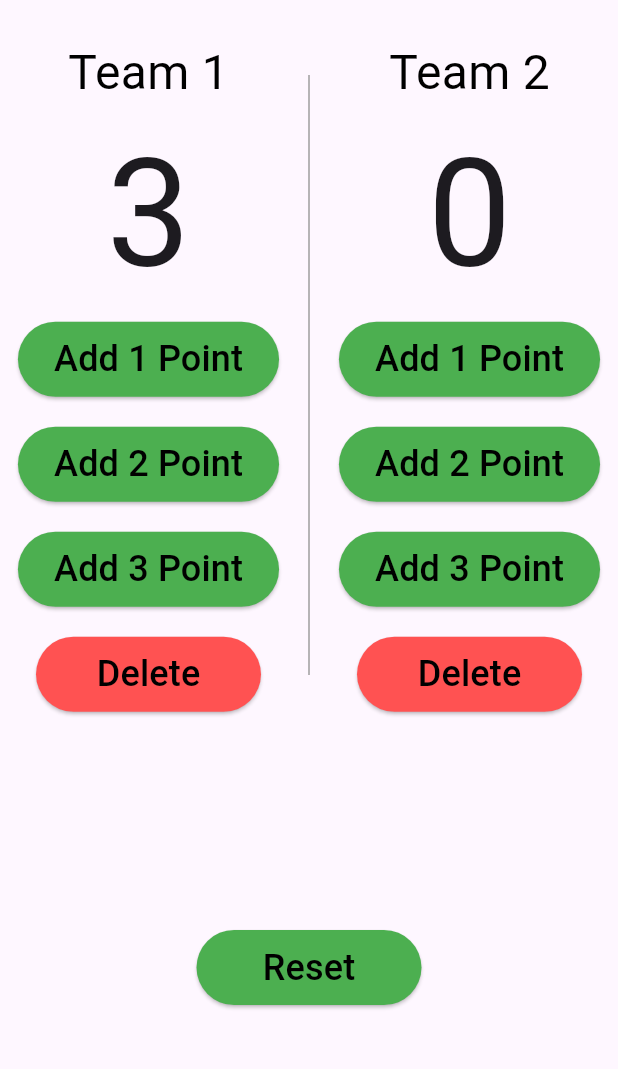
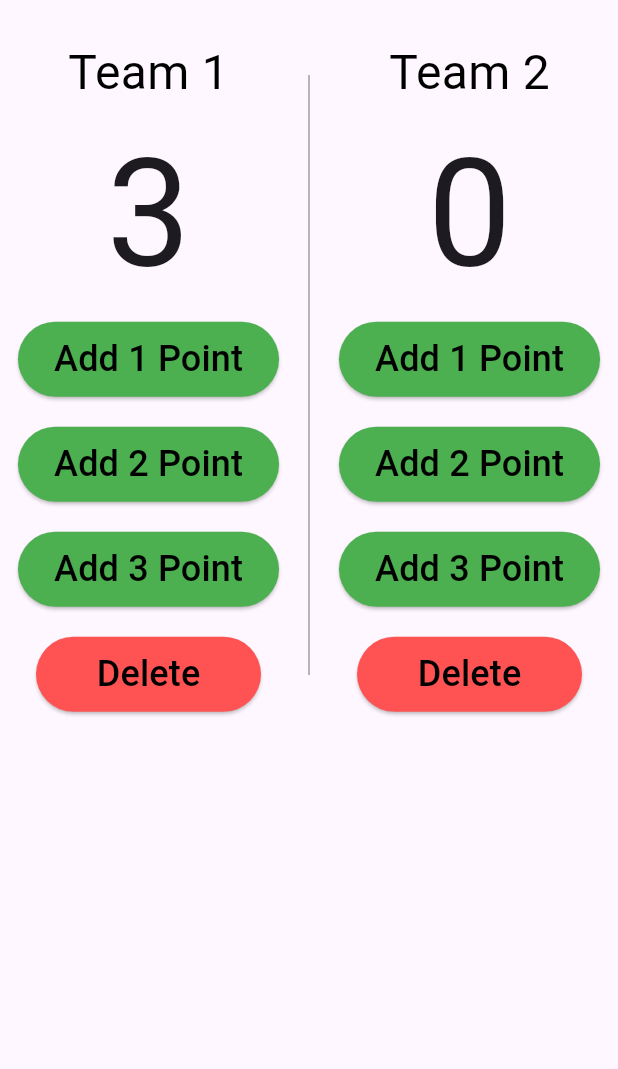
Before and after one commit to Ahmedanwar10/Points-Counter, a Flutter app: the screen it shows after launch, after a tap on "Add 1 Point", after a tap on "Add 2 Point", on a phone screen of 412 x 824 dp, the part 84-1153 px from its top. Run offline on Flutter 3.47's test engine with Material 3 defaults, Android fonts, the phone set to English and light mode, and no system bars; our stand-ins replace flutter_bloc.

```diff
--- /dev/null
+++ b/lib/cubit/counter_cubit.dart
@@ -0,0 +1,32 @@
+import 'package:flutter_bloc/flutter_bloc.dart';
+import 'package:points_counter/cubit/counter_state.dart';
+
+class CounterCubit extends Cubit<CounterIncrementState>{
+  CounterCubit() : super(CounterAIncrementState());
+
+  int teamAPoints = 0;
+  int teamBPoints = 0;
+  int Delete = 0;
+// ignore: non_constant_identifier_names
+void TeamAIncrement({required String team,required int buttonNumber}){
+ if(team=='A'){
+   teamAPoints+= buttonNumber;
+  emit(CounterAIncrementState());
+ }else{
+  teamBPoints+= buttonNumber;
+  emit(CounterBIncrementState());}
+
+}
+
+
+  void delete({required String team,required int buttonNumbe}) {
+
+      if (team == 1 && teamAPoints > 0) {
+        teamAPoints=-buttonNumbe;
+        emit(CounterAIncrementState());
+      } else if (team == 2 && teamBPoints > 0) {
+        teamBPoints--;
+         emit(CounterBIncrementState());
+      }
+    }
+  }
--- /dev/null
+++ b/lib/cubit/counter_state.dart
@@ -0,0 +1,10 @@
+class CounterIncrementState{
+
+}
+class CounterAIncrementState extends CounterIncrementState{
+
+}
+
+class CounterBIncrementState extends CounterIncrementState{
+
+}
--- a/lib/main.dart
+++ b/lib/main.dart
@@ -1,4 +1,6 @@
 import 'package:flutter/material.dart';
+import 'package:flutter_bloc/flutter_bloc.dart';
+import 'package:points_counter/cubit/counter_cubit.dart';
 import 'package:points_counter/model.dart';
 
 void main() {
@@ -11,10 +13,12 @@ class MyApp extends StatelessWidget {
   // This widget is the root of your application.
   @override
   Widget build(BuildContext context) {
-    return const MaterialApp(
-      debugShowCheckedModeBanner: false,
-
-      home: Model(),
+    return BlocProvider(
+      create: (context) => CounterCubit(),
+      child: MaterialApp(
+        debugShowCheckedModeBanner: false,
+        home: Model(),
+      ),
     );
   }
 }
--- a/lib/model.dart
+++ b/lib/model.dart
@@ -1,36 +1,16 @@
 import 'package:flutter/material.dart';
+import 'package:flutter_bloc/flutter_bloc.dart';
+import 'package:points_counter/cubit/counter_cubit.dart';
+import 'package:points_counter/cubit/counter_state.dart';
 
-class Model extends StatefulWidget {
-  const Model({Key? key}) : super(key: key);
 
-  @override
-  State<Model> createState() => _ModelState();
-}
-
-class _ModelState extends State<Model> {
-  int team1Points = 0;
-  int team2Points = 0;
-
-  void reset() {
-    setState(() {
-      team1Points = 0;
-      team2Points = 0;
-    });
-  }
-  void subtractPoint(int team) {
-    setState(() {
-      if (team == 1 && team1Points > 0) {
-        team1Points--;
-      } else if (team == 2 && team2Points > 0) {
-        team2Points--;
-      }
-    });
-  }
-
+class Model extends StatelessWidget {
 
   @override
   Widget build(BuildContext context) {
-    return Scaffold(
+    return BlocConsumer<CounterCubit,CounterIncrementState>(builder: (contextn,state)
+    {
+      return Scaffold(
       appBar: AppBar(
         centerTitle: true,
         backgroundColor: Colors.green,
@@ -59,7 +39,7 @@ class _ModelState extends State<Model> {
                     ),
                   ),
                   Text(
-                    '$team1Points',
+                    "${BlocProvider.of<CounterCubit>(context).teamAPoints}",
                     style: const TextStyle(
                       fontSize: 100,
                     ),
@@ -70,9 +50,8 @@ class _ModelState extends State<Model> {
                       minimumSize: const Size(150, 50),
                     ),
                     onPressed: () {
-                      setState(() {
-                        team1Points++;
-                      });
+                    BlocProvider.of<CounterCubit>(context).
+                    TeamAIncrement(team: "A", buttonNumber: 1);
                     },
                     child: const Text(
                       "Add 1 Point",
@@ -86,9 +65,8 @@ class _ModelState extends State<Model> {
                       minimumSize: const Size(150, 50),
                     ),
                     onPressed: () {
-                      setState(() {
-                        team1Points+=2;
-                      });
+                  BlocProvider.of<CounterCubit>(context).
+                    TeamAIncrement(team: "A", buttonNumber: 2);
                     },
                     child: const Text(
                       "Add 2 Point",
@@ -102,9 +80,8 @@ class _ModelState extends State<Model> {
                       minimumSize: const Size(150, 50),
                     ),
                     onPressed: () {
-                      setState(() {
-                        team1Points+=3;
-                      });
+                    BlocProvider.of<CounterCubit>(context).
+                    TeamAIncrement(team: "A", buttonNumber:3);
                     },
                     child: const Text(
                       "Add 3 Point",
@@ -118,7 +95,8 @@ class _ModelState extends State<Model> {
                       minimumSize: const Size(150, 50),
                     ),
                     onPressed: () {
-                      subtractPoint(1);
+                      BlocProvider.of<CounterCubit>(context).
+                    delete(team: "A", buttonNumbe:0);
                     },
                     child: const Text(
                       "Delete",
@@ -148,7 +126,7 @@ class _ModelState extends State<Model> {
                     ),
                   ),
                   Text(
-                    '$team2Points',
+                    "${BlocProvider.of<CounterCubit>(context).teamBPoints}",
                     style: const TextStyle(
                       fontSize: 100,
                     ),
@@ -159,9 +137,8 @@ class _ModelState extends State<Model> {
                       minimumSize: const Size(150, 50),
                     ),
                     onPressed: () {
-                      setState(() {
-                        team2Points++;
-                      });
+                    BlocProvider.of<CounterCubit>(context).
+                    TeamAIncrement(team: "B", buttonNumber: 1);
                     },
                     child: const Text(
                       "Add 1 Point",
@@ -175,9 +152,8 @@ class _ModelState extends State<Model> {
                       minimumSize: const Size(150, 50),
                     ),
                     onPressed: () {
-                      setState(() {
-                        team2Points+=2;
-                      });
+                     BlocProvider.of<CounterCubit>(context).
+                    TeamAIncrement(team: "B", buttonNumber: 2);
                     },
                     child: const Text(
                       "Add 2 Point",
@@ -191,9 +167,8 @@ class _ModelState extends State<Model> {
                       minimumSize: const Size(150, 50),
                     ),
                     onPressed: () {
-                      setState(() {
-                        team2Points+=3;
-                      });
+                    BlocProvider.of<CounterCubit>(context).
+                    TeamAIncrement(team: "B", buttonNumber: 3);
                     },
                     child: const Text(
                       "Add 3 Point",
@@ -207,7 +182,8 @@ class _ModelState extends State<Model> {
                       minimumSize: const Size(150, 50),
                     ),
                     onPressed: () {
-                      subtractPoint(2); // Subtract point for Team 1
+                      BlocProvider.of<CounterCubit>(context).
+                    delete(team: "B", buttonNumbe: 0); // Subtract point for Team 1
                     },
                     child: const Text(
                       "Delete",
@@ -220,25 +196,16 @@ class _ModelState extends State<Model> {
 
             ],
           ),
-          const SizedBox(height: 120,),
-          Row(
-            mainAxisAlignment: MainAxisAlignment.center,
-            children: [
-              ElevatedButton(
-                style: ElevatedButton.styleFrom(
-                  backgroundColor: Colors.green,
-                  minimumSize: const Size(150, 50),
-                ),
-                onPressed: reset, // Call reset function on press
-                child: const Text(
-                  "Reset",
-                  style: TextStyle(color: Colors.black, fontSize: 24),
-                ),
-              ),
-            ],
-          ),
+
         ],
       ),
     );
+    }
+    , listener: (context,state){
+    if(state is CounterAIncrementState){
+    }else{
+    }
+    }
+      );
   }
 }
--- a/pubspec.yaml
+++ b/pubspec.yaml
@@ -35,6 +35,7 @@ dependencies:
   # The following adds the Cupertino Icons font to your application.
   # Use with the CupertinoIcons class for iOS style icons.
   cupertino_icons: ^1.0.2
+  flutter_bloc: ^9.0.0
 
 dev_dependencies:
   flutter_test:
```
Also changed, not shown: pubspec.lock.
